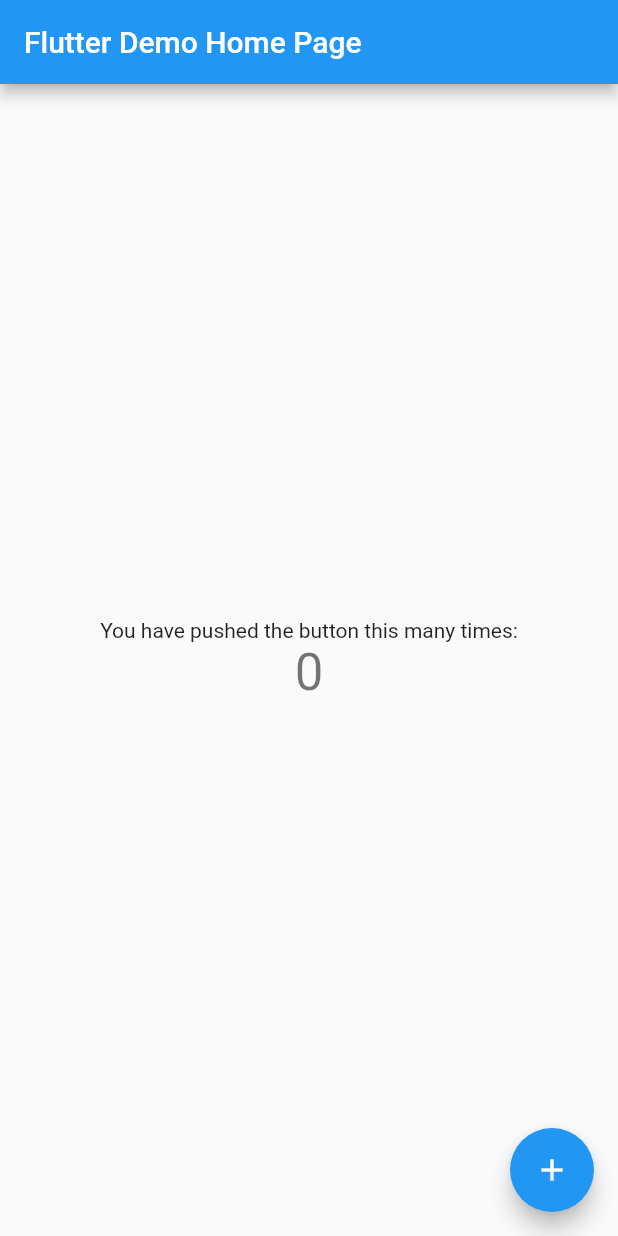
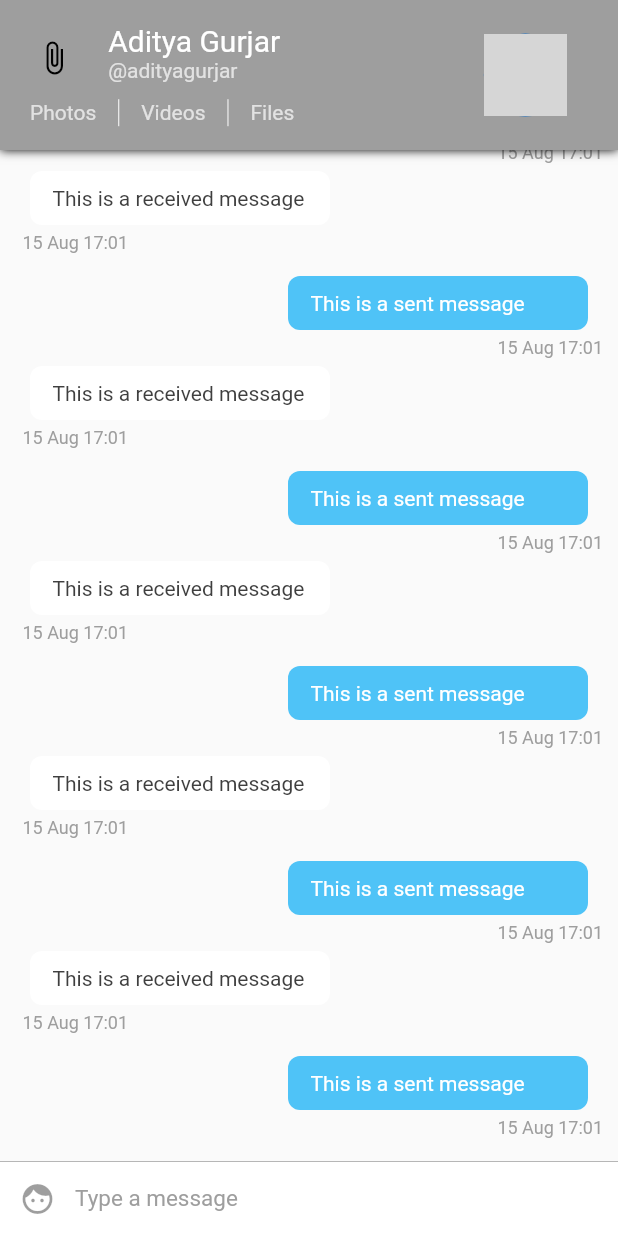
Before and after one commit to farhadDeveloper/flutter_test, a Flutter app: the screen it shows after launch, on a phone screen of 412 x 824 dp. Run offline on Flutter 3.47's test engine with Material 2 defaults, Android fonts, the light colour scheme and no system bars; grey boxes are pictures that could not be loaded.

Commit message:
test widgets

```diff
--- /dev/null
+++ b/lib/config/Assets.dart
@@ -0,0 +1,10 @@
+class Assets{
+  static const String user = 'assets/user.png';
+  static const String app_icon = 'assets/launcher/ic_launcher.png';
+  static const String app_icon_fg = 'assets/launcher/ic_foreground.png';
+  static const String app_icon_bg = 'assets/launcher/ic_background.png';
+  static const String google_button = 'assets/google.png';
+  static const String social = 'assets/social.png';
+  static const String placeholder = 'assets/placeholder.png';
+
+}
--- /dev/null
+++ b/lib/config/Palette.dart
@@ -0,0 +1,27 @@
+import 'package:flutter/material.dart';
+
+// Color palette for the unthemed pages
+class Palette{
+  static Color primaryColor = Colors.white;
+  static Color accentColor =  Color(0xff4fc3f7);
+  static Color secondaryColor = Colors.black;
+
+  static Color gradientStartColor = accentColor;
+  static Color gradientEndColor = Color(0xff6aa8fd);
+  static Color errorGradientStartColor = Color(0xffd50000);
+  static Color errorGradientEndColor = Color(0xff9b0000);
+
+
+  static Color primaryTextColorLight = Colors.white;
+  static Color secondaryTextColorLight = Colors.white70;
+  static Color hintTextColorLight = Colors.white70;
+
+
+  static Color selfMessageBackgroundColor = Color(0xff4fc3f7);
+  static Color otherMessageBackgroundColor = Colors.white;
+
+  static Color selfMessageColor = Colors.white;
+  static Color otherMessageColor = Color(0xff3f3f3f);
+
+  static Color greyColor = Colors.grey;
+}
--- a/lib/main.dart
+++ b/lib/main.dart
@@ -1,111 +1,20 @@
 import 'package:flutter/material.dart';
+import 'package:flutter_test1/pages/ConversationPageList.dart';
 
 void main() => runApp(MyApp());
 
-class MyApp extends StatelessWidget {
-  // This widget is the root of your application.
+class MyApp extends StatefulWidget {
+  @override
+  _MyAppState createState() => _MyAppState();
+}
+
+class _MyAppState extends State<MyApp> {
   @override
   Widget build(BuildContext context) {
     return MaterialApp(
-      title: 'Flutter Demo',
-      theme: ThemeData(
-        // This is the theme of your application.
-        //
-        // Try running your application with "flutter run". You'll see the
-        // application has a blue toolbar. Then, without quitting the app, try
-        // changing the primarySwatch below to Colors.green and then invoke
-        // "hot reload" (press "r" in the console where you ran "flutter run",
-        // or simply save your changes to "hot reload" in a Flutter IDE).
-        // Notice that the counter didn't reset back to zero; the application
-        // is not restarted.
-        primarySwatch: Colors.blue,
+      home: Scaffold(
+        body: ConversationPageList(),
       ),
-      home: MyHomePage(title: 'Flutter Demo Home Page'),
     );
   }
 }
-
-class MyHomePage extends StatefulWidget {
-  MyHomePage({Key key, this.title}) : super(key: key);
-
-  // This widget is the home page of your application. It is stateful, meaning
-  // that it has a State object (defined below) that contains fields that affect
-  // how it looks.
-
-  // This class is the configuration for the state. It holds the values (in this
-  // case the title) provided by the parent (in this case the App widget) and
-  // used by the build method of the State. Fields in a Widget subclass are
-  // always marked "final".
-
-  final String title;
-
-  @override
-  _MyHomePageState createState() => _MyHomePageState();
-}
-
-class _MyHomePageState extends State<MyHomePage> {
-  int _counter = 0;
-
-  void _incrementCounter() {
-    setState(() {
-      // This call to setState tells the Flutter framework that something has
-      // changed in this State, which causes it to rerun the build method below
-      // so that the display can reflect the updated values. If we changed
-      // _counter without calling setState(), then the build method would not be
-      // called again, and so nothing would appear to happen.
-      _counter++;
-    });
-  }
-
-  @override
-  Widget build(BuildContext context) {
-    // This method is rerun every time setState is called, for instance as done
-    // by the _incrementCounter method above.
-    //
-    // The Flutter framework has been optimized to make rerunning build methods
-    // fast, so that you can just rebuild anything that needs updating rather
-    // than having to individually change instances of widgets.
-    return Scaffold(
-      appBar: AppBar(
-        // Here we take the value from the MyHomePage object that was created by
-        // the App.build method, and use it to set our appbar title.
-        title: Text(widget.title),
-      ),
-      body: Center(
-        // Center is a layout widget. It takes a single child and positions it
-        // in the middle of the parent.
-        child: Column(
-          // Column is also a layout widget. It takes a list of children and
-          // arranges them vertically. By default, it sizes itself to fit its
-          // children horizontally, and tries to be as tall as its parent.
-          //
-          // Invoke "debug painting" (press "p" in the console, choose the
-          // "Toggle Debug Paint" action from the Flutter Inspector in Android
-          // Studio, or the "Toggle Debug Paint" command in Visual Studio Code)
-          // to see the wireframe for each widget.
-          //
-          // Column has various properties to control how it sizes itself and
-          // how it positions its children. Here we use mainAxisAlignment to
-          // center the children vertically; the main axis here is the vertical
-          // axis because Columns are vertical (the cross axis would be
-          // horizontal).
-          mainAxisAlignment: MainAxisAlignment.center,
-          children: <Widget>[
-            Text(
-              'You have pushed the button this many times:',
-            ),
-            Text(
-              '$_counter',
-              style: Theme.of(context).textTheme.display1,
-            ),
-          ],
-        ),
-      ),
-      floatingActionButton: FloatingActionButton(
-        onPressed: _incrementCounter,
-        tooltip: 'Increment',
-        child: Icon(Icons.add),
-      ), // This trailing comma makes auto-formatting nicer for build methods.
-    );
-  }
-}
--- /dev/null
+++ b/lib/pages/ConversationPage.dart
@@ -0,0 +1,32 @@
+import 'package:flutter/material.dart';
+import 'package:flutter_test1/widgets/ChatAppBar.dart';
+import 'package:flutter_test1/widgets/ChatListWidget.dart';
+import 'package:flutter_test1/widgets/InputWidget.dart';
+
+class ConversationPage extends StatefulWidget {
+  @override
+  _ConversationPageState createState() => _ConversationPageState();
+}
+
+class _ConversationPageState extends State<ConversationPage> {
+
+  @override
+  Widget build(BuildContext context) {
+    return SafeArea(
+        child: Scaffold(
+            appBar: ChatAppBar(), // Custom app bar for chat screen
+            body: Stack(children: <Widget>[
+              Column(
+                children: <Widget>[
+                  ChatListWidget(),//Chat list
+                  InputWidget() // The input widget
+                ],
+              ),
+            ]
+            )
+        )
+    );
+  }
+
+
+}
--- /dev/null
+++ b/lib/pages/ConversationPageList.dart
@@ -0,0 +1,24 @@
+import 'package:flutter/material.dart';
+import 'ConversationPage.dart';
+
+class ConversationPageList extends StatefulWidget {
+
+  @override
+  _ConversationPageListState createState() => _ConversationPageListState();
+}
+
+class _ConversationPageListState extends State<ConversationPageList> {
+
+  @override
+  Widget build(BuildContext context) {
+    return PageView(
+      children: <Widget>[
+        ConversationPage(),
+        ConversationPage(),
+        ConversationPage()
+      ],
+    );
+
+
+  }
+}
--- /dev/null
+++ b/lib/widgets/ChatAppBar.dart
@@ -0,0 +1,101 @@
+import 'package:flutter/material.dart';
+import 'package:flutter_test1/config/Assets.dart';
+import 'package:flutter_test1/config/Palette.dart';
+
+class ChatAppBar extends StatelessWidget implements PreferredSizeWidget {
+  final double height = 100;
+  @override
+  Widget build(BuildContext context) {
+    var textHeading = TextStyle(color: Palette.primaryTextColorLight, fontSize: 20); // Text style for the name
+    var textStyle = TextStyle(color: Palette.secondaryTextColorLight); // Text style for everything else
+
+    double width = MediaQuery.of(context).size.width; // calculate the screen width
+    return Material(
+        child: Container(
+            decoration: new BoxDecoration(boxShadow: [ //adds a shadow to the appbar
+              new BoxShadow(
+                color: Colors.black,
+                blurRadius: 5.0,
+              )]),
+            child:  Container(
+                color: Palette.greyColor,
+                child: Row(children: <Widget>[
+                  Expanded( //we're dividing the appbar into 7 : 3 ratio. 7 is for content and 3 is for the display picture.
+                      flex: 7,
+                      child: Center(
+                          child: Column(
+                            mainAxisSize: MainAxisSize.min,
+                            children: <Widget>[
+                              Container(
+                                  height: 70 - (width * .06),
+                                  child: Row(
+                                    crossAxisAlignment: CrossAxisAlignment.start,
+                                    children: <Widget>[
+                                      Expanded(
+                                          flex: 2,
+                                          child: Center(
+                                              child: Icon(
+                                                Icons.attach_file,
+                                                color: Palette.secondaryColor,
+                                              ))),
+                                      Expanded(
+                                          flex: 6,
+                                          child: Container(
+                                              child: Column(
+                                                crossAxisAlignment:
+                                                CrossAxisAlignment.start,
+                                                mainAxisAlignment: MainAxisAlignment.center,
+                                                mainAxisSize: MainAxisSize.min,
+                                                children: <Widget>[
+                                                  Text('Aditya Gurjar', style: textHeading),
+                                                  Text('@adityagurjar', style: textStyle)
+                                                ],
+                                              ))),
+                                    ],
+                                  )),
+                              //second row containing the buttons for media
+                              Container(
+                                  height: 23,
+                                  padding: EdgeInsets.fromLTRB(20, 5, 5, 0),
+                                  child: Row(
+                                    mainAxisAlignment: MainAxisAlignment.start,
+                                    crossAxisAlignment: CrossAxisAlignment.center,
+                                    children: <Widget>[
+                                      Text(
+                                        'Photos',
+                                        style: textStyle,
+                                      ),
+                                      VerticalDivider(
+                                        width: 30,
+                                        color: Palette.primaryTextColorLight,
+                                      ),
+                                      Text(
+                                        'Videos',
+                                        style: textStyle,
+                                      ),
+                                      VerticalDivider(
+                                        width: 30,
+                                        color: Palette.primaryTextColorLight,
+                                      ),
+                                      Text('Files', style: textStyle)
+                                    ],
+                                  )),
+                            ],
+                          ))),
+                  //This is the display picture
+                  Expanded(
+                      flex: 3,
+                      child: Container(
+                          child: Center(
+                              child: CircleAvatar(
+                                radius: (80 - (width * .06)) / 2,
+                                backgroundImage: Image.asset(
+                                  Assets.user,
+                                ).image,
+                              )))),
+                ]))));
+  }
+
+  @override
+  Size get preferredSize => Size.fromHeight(height);
+}
--- /dev/null
+++ b/lib/widgets/ChatItemWidget.dart
@@ -0,0 +1,89 @@
+import 'package:flutter/material.dart';
+import 'package:flutter_test1/config/Palette.dart';
+import 'package:intl/intl.dart';
+
+class ChatItemWidget extends StatelessWidget{
+  var index;
+
+  ChatItemWidget(this.index);
+
+  @override
+  Widget build(BuildContext context) {
+    // TODO: implement build
+    if (index % 2 == 0) {
+      //This is the sent message. We'll later use data from firebase instead of index to determine the message is sent or received.
+      return Container(
+          child: Column(children: <Widget>[
+            Row(
+              children: <Widget>[
+                Container(
+                  child: Text(
+                    'This is a sent message',
+                    style: TextStyle(color: Palette.selfMessageColor),
+                  ),
+                  padding: EdgeInsets.fromLTRB(15.0, 10.0, 15.0, 10.0),
+                  width: 200.0,
+                  decoration: BoxDecoration(
+                      color: Palette.selfMessageBackgroundColor,
+                      borderRadius: BorderRadius.circular(8.0)),
+                  margin: EdgeInsets.only(right: 10.0),
+                )
+              ],
+              mainAxisAlignment:
+              MainAxisAlignment.end, // aligns the chatitem to right end
+            ),
+            Row(
+                mainAxisAlignment: MainAxisAlignment.end,
+                children: <Widget>[
+                  Container(
+                    child: Text(
+                      DateFormat('dd MMM kk:mm')
+                          .format(DateTime.fromMillisecondsSinceEpoch(1565888474278)),
+                      style: TextStyle(
+                          color: Palette.greyColor,
+                          fontSize: 12.0,
+                          fontStyle: FontStyle.normal),
+                    ),
+                    margin: EdgeInsets.only(left: 5.0, top: 5.0, bottom: 5.0),
+                  )])
+          ]));
+    } else {
+      // This is a received message
+      return Container(
+        child: Column(
+          children: <Widget>[
+            Row(
+              children: <Widget>[
+                Container(
+                  child: Text(
+                    'This is a received message',
+                    style: TextStyle(color: Palette.otherMessageColor),
+                  ),
+                  padding: EdgeInsets.fromLTRB(15.0, 10.0, 15.0, 10.0),
+                  width: 200.0,
+                  decoration: BoxDecoration(
+                      color: Palette.otherMessageBackgroundColor,
+                      borderRadius: BorderRadius.circular(8.0)),
+                  margin: EdgeInsets.only(left: 10.0),
+                )
+              ],
+            ),
+            Container(
+              child: Text(
+                DateFormat('dd MMM kk:mm')
+                    .format(DateTime.fromMillisecondsSinceEpoch(1565888474278)),
+                style: TextStyle(
+                    color: Palette.greyColor,
+                    fontSize: 12.0,
+                    fontStyle: FontStyle.normal),
+              ),
+              margin: EdgeInsets.only(left: 5.0, top: 5.0, bottom: 5.0),
+            )
+          ],
+          crossAxisAlignment: CrossAxisAlignment.start,
+        ),
+        margin: EdgeInsets.only(bottom: 10.0),
+      );
+    }  }
+
+}
--- /dev/null
+++ b/lib/widgets/ChatListWidget.dart
@@ -0,0 +1,20 @@
+import 'package:flutter/material.dart';
+
+import 'ChatItemWidget.dart';
+
+
+class ChatListWidget extends StatelessWidget{
+  final ScrollController listScrollController = new ScrollController();
+  @override
+  Widget build(BuildContext context) {
+    // TODO: implement build
+    return Flexible(
+        child: ListView.builder(
+          padding: EdgeInsets.all(10.0),
+          itemBuilder: (context, index) => ChatItemWidget(index),
+          itemCount: 20,
+          reverse: true,
+          controller: listScrollController,
+        ));
+  }
+}
--- /dev/null
+++ b/lib/widgets/InputWidget.dart
@@ -0,0 +1,60 @@
+import 'package:flutter/material.dart';
+import 'package:flutter_test1/config/Palette.dart';
+
+class InputWidget extends StatelessWidget {
+
+  final TextEditingController textEditingController = new TextEditingController();
+
+  @override
+  Widget build(BuildContext context) {
+    return Container(
+      child: Row(
+        children: <Widget>[
+          Material(
+            child: new Container(
+              margin: new EdgeInsets.symmetric(horizontal: 1.0),
+              child: new IconButton(
+                icon: new Icon(Icons.face),
+                color: Palette.primaryColor,
+              ),
+            ),
+            color: Colors.white,
+          ),
+
+          // Text input
+          Flexible(
+            child: Container(
+              child: TextField(
+                style: TextStyle(color: Palette.primaryTextColorLight, fontSize: 15.0),
+                controller: textEditingController,
+                decoration: InputDecoration.collapsed(
+                  hintText: 'Type a message',
+                  hintStyle: TextStyle(color: Palette.greyColor),
+                ),
+              ),
+            ),
+          ),
+
+          // Send Message Button
+          Material(
+            child: new Container(
+              margin: new EdgeInsets.symmetric(horizontal: 8.0),
+              child: new IconButton(
+                icon: new Icon(Icons.send),
+                onPressed: () => {},
+                color: Palette.primaryColor,
+              ),
+            ),
+            color: Colors.white,
+          ),
+        ],
+      ),
+      width: double.infinity,
+      height: 50.0,
+      decoration: new BoxDecoration(
+          border: new Border(
+              top: new BorderSide(color: Palette.greyColor, width: 0.5)),
+          color: Colors.white),
+    );
+  }
+}
--- a/pubspec.yaml
+++ b/pubspec.yaml
@@ -23,6 +23,7 @@
   # The following adds the Cupertino Icons font to your application.
   # Use with the CupertinoIcons class for iOS style icons.
   cupertino_icons: ^0.1.2
+  intl: ^0.15.8
 
 dev_dependencies:
   flutter_test:
```
Also changed, not shown: pubspec.lock, 2 other files.
